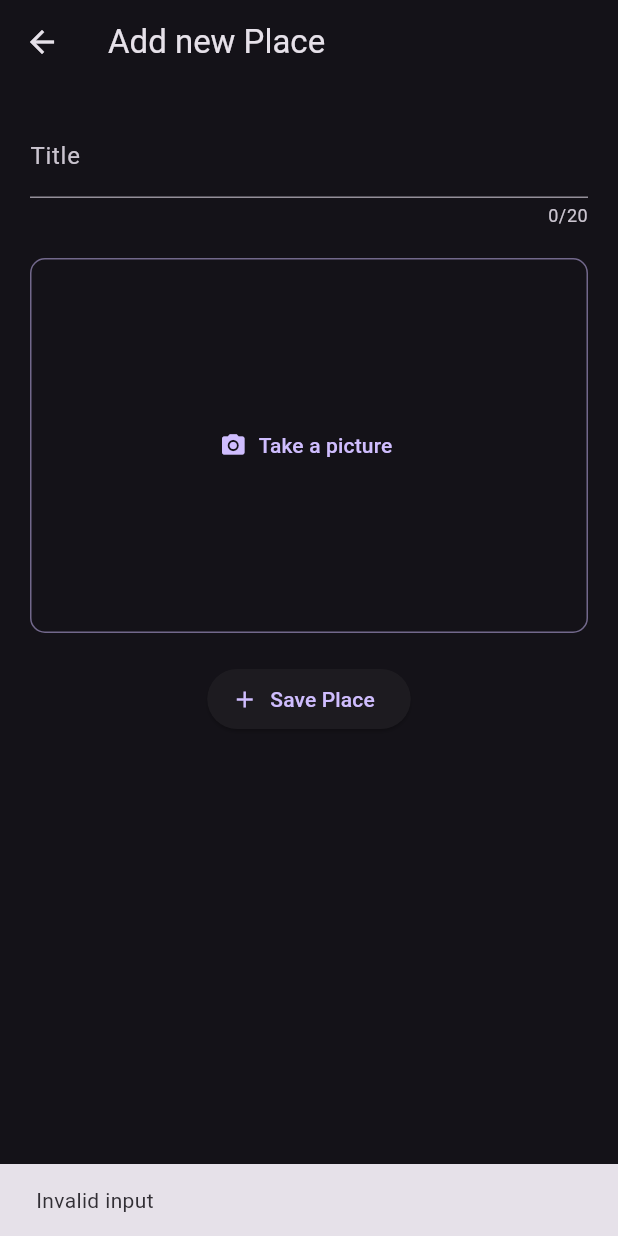
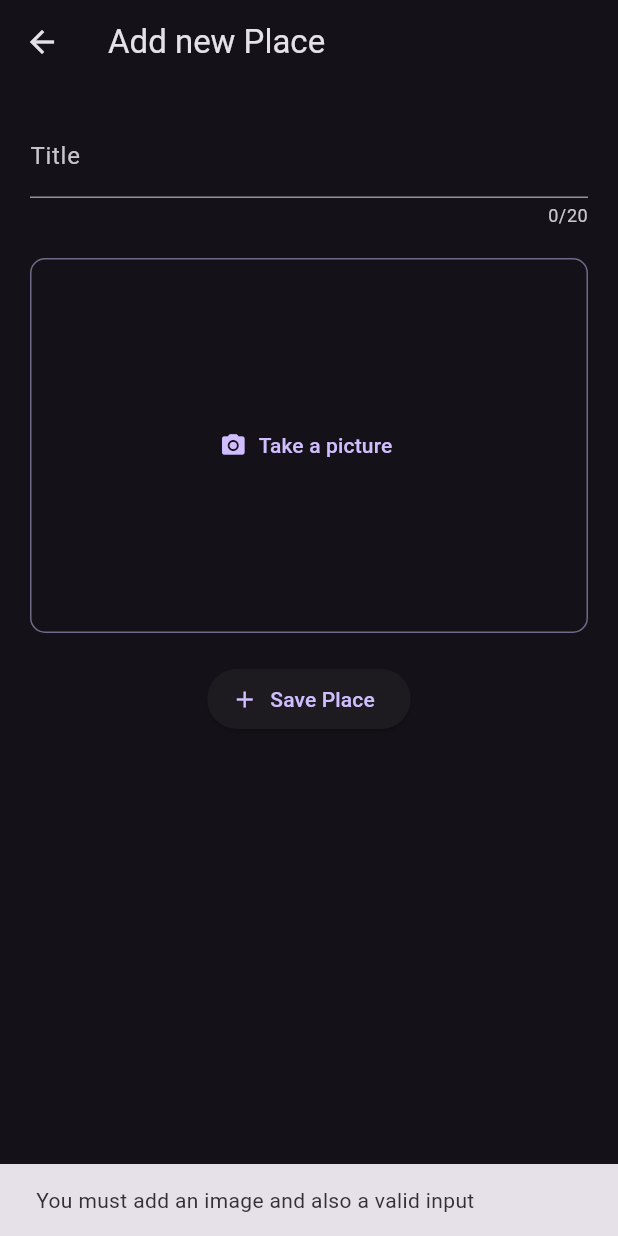
Before and after one commit to DiegoAuzaDev/native_feature_app, a Flutter app: the AddPlaceScren screen opened directly, after a tap on "Save Place", on a phone screen of 412 x 824 dp. Run offline on Flutter 3.47's test engine with Material 3 defaults, Android fonts, the phone set to English and light mode, and no system bars; our stand-ins replace flutter_riverpod, image_picker.

```diff
--- a/lib/model/place.dart
+++ b/lib/model/place.dart
@@ -1,9 +1,11 @@
 import 'package:uuid/uuid.dart';
+import 'dart:io';
 
 const uuid = Uuid();
 
 class Place {
-  Place({required this.title}) : id = uuid.v4();
+  Place({required this.title, required this.image}) : id = uuid.v4();
   final String id;
   final String title;
+  final File image;
 }
--- a/lib/providers/user_places.dart
+++ b/lib/providers/user_places.dart
@@ -1,11 +1,12 @@
 import 'package:flutter_riverpod/flutter_riverpod.dart';
 import 'package:native_feature_app/model/place.dart';
+import 'dart:io';
 
 class UserPlacesNotofier extends StateNotifier<List<Place>> {
   UserPlacesNotofier() : super(const []);
 
-  void addPlace(String title) {
-    final newPlace = Place(title: title);
+  void addPlace(String title, File file) {
+    final newPlace = Place(title: title, image: file);
     state = [newPlace, ...state];
   }
 }
--- a/lib/screen/add_place.dart
+++ b/lib/screen/add_place.dart
@@ -2,6 +2,7 @@ import 'package:flutter/material.dart';
 import 'package:flutter_riverpod/flutter_riverpod.dart';
 import 'package:native_feature_app/providers/user_places.dart';
 import 'package:native_feature_app/widgets/image_input.dart';
+import 'dart:io';
 
 class AddPlaceScren extends ConsumerStatefulWidget {
   const AddPlaceScren({super.key});
@@ -11,19 +12,22 @@ class AddPlaceScren extends ConsumerStatefulWidget {
 }
 
 class _AddPlaceScrenState extends ConsumerState<AddPlaceScren> {
+  File? _selectedImage;
   final _titleController = TextEditingController();
 
   void _savePlace() {
     final enteredTitle = _titleController.text;
-    if (enteredTitle.isEmpty) {
+    if (enteredTitle.isEmpty || _selectedImage == null) {
       ScaffoldMessenger.of(context).showSnackBar(
         const SnackBar(
-          content: Text("Invalid input"),
+          content: Text("You must add an image and also a valid input"),
         ),
       );
       return;
     }
-    ref.read(userPlacesProvider.notifier).addPlace(enteredTitle);
+    ref
+        .read(userPlacesProvider.notifier)
+        .addPlace(enteredTitle, _selectedImage!);
     Navigator.of(context).pop();
   }
 
@@ -53,7 +57,11 @@ class _AddPlaceScrenState extends ConsumerState<AddPlaceScren> {
               const SizedBox(
                 height: 20,
               ),
-              const ImageInput(),
+              ImageInput(
+                onPickedImage: (image) {
+                  _selectedImage = image;
+                },
+              ),
               const SizedBox(
                 height: 20,
               ),
--- a/lib/screen/places_details.dart
+++ b/lib/screen/places_details.dart
@@ -12,7 +12,16 @@ class PlaceDetailScreen extends StatelessWidget {
       appBar: AppBar(
         title: Text(place.title),
       ),
-      body: Center(child: Text(place.title)),
+      body: Stack(
+        children: [
+          Image.file(
+            place.image,
+            fit: BoxFit.cover,
+            width: double.infinity,
+            height: double.infinity,
+          ),
+        ],
+      ),
     );
   }
 }
--- a/lib/widgets/image_input.dart
+++ b/lib/widgets/image_input.dart
@@ -3,7 +3,9 @@ import 'package:image_picker/image_picker.dart';
 import 'dart:io';
 
 class ImageInput extends StatefulWidget {
-  const ImageInput({super.key});
+  const ImageInput({super.key, required this.onPickedImage});
+
+  final void Function(File image) onPickedImage;
 
   @override
   State<ImageInput> createState() => _ImageInputState();
@@ -24,6 +26,7 @@ class _ImageInputState extends State<ImageInput> {
     setState(() {
       _selectedImage = File(pickedImage.path);
     });
+    widget.onPickedImage(_selectedImage!);
   }
 
   @override
--- a/lib/widgets/places_list_widget.dart
+++ b/lib/widgets/places_list_widget.dart
@@ -20,6 +20,7 @@ class PlaceListWidget extends StatelessWidget {
         return noPlaces;
       }
       return ListView.builder(
+        padding: const EdgeInsets.all(12),
         itemCount: places.length,
         itemBuilder: (ctx, index) => ListTile(
           onTap: () {
@@ -29,6 +30,10 @@ class PlaceListWidget extends StatelessWidget {
               ),
             );
           },
+          leading: CircleAvatar(
+            radius: 26,
+            backgroundImage: FileImage(places[index].image),
+          ),
           title: Text(
             places[index].title,
           ),
```
